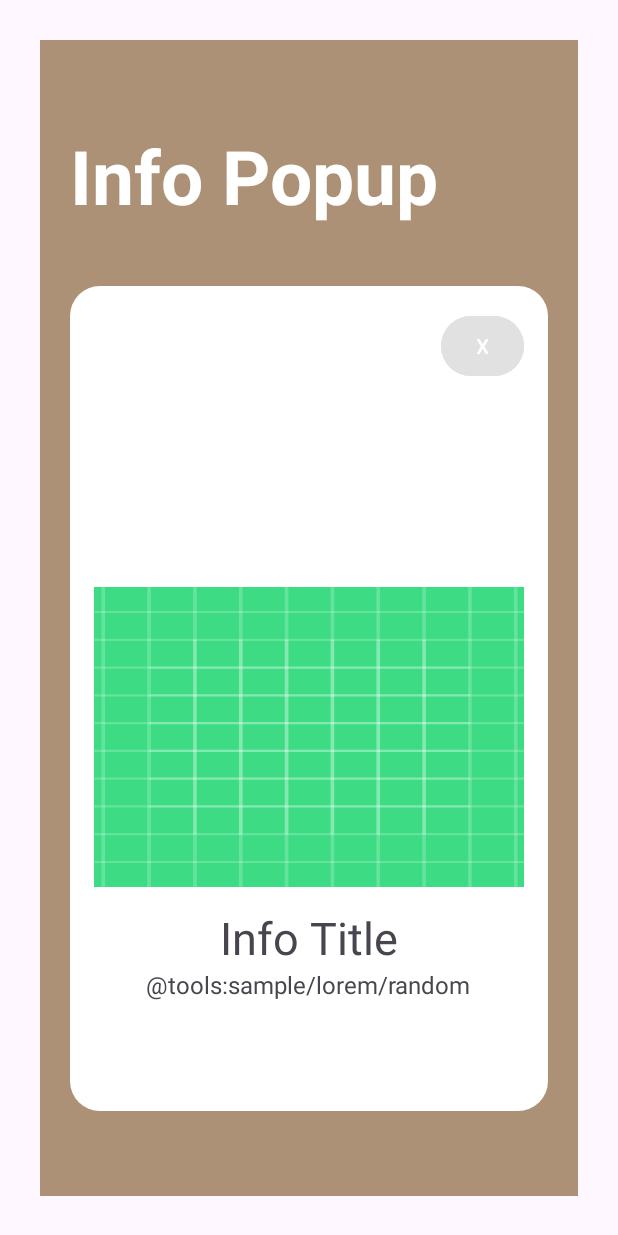
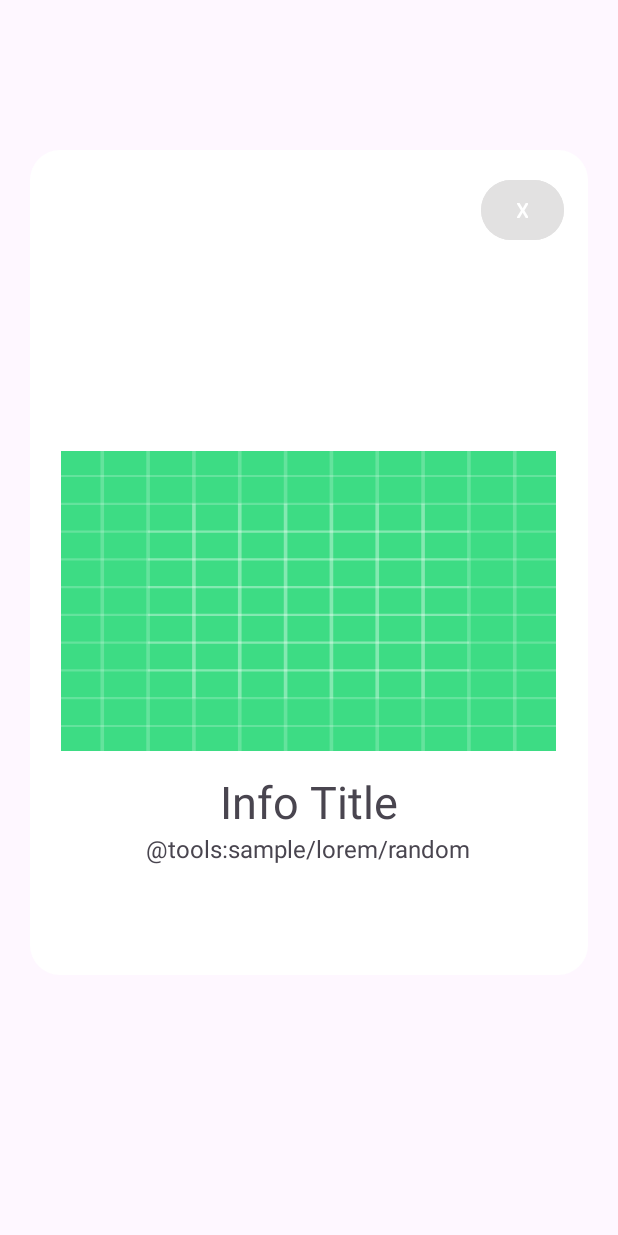
Before and after one commit to hor629/MobileSoftware, an Android app: the layout activity_info_popup.xml on its own in the app's theme, with its tools: preview values and no code run, on a phone screen of 412 x 824 dp. Run offline under Robolectric (Android 15) with nearby library versions, the light colour scheme and no system bars.

Commit message:
Feat: info 팝업,map 오류 수정 레이아웃

```diff
--- a/app/build.gradle.kts
+++ b/app/build.gradle.kts
@@ -56,4 +56,8 @@ dependencies {
     testImplementation("junit:junit:4.13.2")
     androidTestImplementation("androidx.test.ext:junit:1.1.5")
     androidTestImplementation("androidx.test.espresso:espresso-core:3.5.1")
+//    Glide
+    implementation ("com.github.bumptech.glide:glide:4.12.0")
+    annotationProcessor ("com.github.bumptech.glide:compiler:4.12.0")
+
 }
--- a/app/src/main/AndroidManifest.xml
+++ b/app/src/main/AndroidManifest.xml
@@ -12,7 +12,7 @@
         android:supportsRtl="true"
         android:theme="@style/Theme.CoffeeDairy"
         tools:targetApi="31">
-<!--        Google API-->
+        <!-- Google API-->
         <uses-library android:name="org.apache.http.legacy" android:required="false"/>
         <meta-data android:name="com.google.android.maps.v2.API_KEY"
             android:value="AIzaSyCsP0Bel3OHSwPu7NwSkFPrJQLSCMhNdMg"/>
@@ -36,7 +36,11 @@
                 <category android:name="android.intent.category.LAUNCHER" />
             </intent-filter>
         </activity>
+<!--        &lt;!&ndash; Info Popup Activity &ndash;&gt;-->
+<!--        <activity android:name=".PopupActivity" android:theme="@android:style/Theme.Dialog" />-->
     </application>
+
+    <!--Google Map Permisson-->
     <uses-permission android:name="android.permission.ACCESS_COARSE_LOCATION" />
     <uses-permission android:name="android.permission.ACCESS_FINE_LOCATION" />
 </manifest>
--- a/app/src/main/res/layout/activity_info.xml
+++ b/app/src/main/res/layout/activity_info.xml
@@ -45,7 +45,7 @@
     <androidx.recyclerview.widget.RecyclerView
         android:id="@+id/infoRecyclerView"
         android:layout_width="match_parent"
-        android:layout_height="wrap_content"
+        android:layout_height="match_parent"
         android:orientation="vertical"/>
 
 </LinearLayout>
--- a/app/src/main/res/layout/activity_info_popup.xml
+++ b/app/src/main/res/layout/activity_info_popup.xml
@@ -1,32 +1,15 @@
 <?xml version="1.0" encoding="utf-8"?>
 <LinearLayout xmlns:android="http://schemas.android.com/apk/res/android"
     xmlns:tools="http://schemas.android.com/tools"
+    android:id="@+id/topLayout"
     android:layout_width="match_parent"
-    android:layout_height="match_parent"
+    android:layout_height="550dp"
     android:orientation="vertical"
-    android:gravity="center"
-    android:layout_margin="40px"
-    android:background="@color/main">
-
-    <TextView
-            android:id="@+id/InfoTitle"
-            android:layout_width="match_parent"
-            android:layout_height="wrap_content"
-            android:text="Info Popup"
-            android:textColor="#ffffff"
-            android:textSize="50dp"
-            android:textStyle="bold"
-            android:layout_margin="20dp"/>
-
-    <!-- Additional Layout for Cafe Information and Search -->
-    <LinearLayout
-        android:id="@+id/topLayout"
-        android:layout_width="match_parent"
-        android:layout_height="550dp"
-        android:orientation="vertical"
-        android:background="@drawable/radius"
-        android:padding="16dp"
-        android:layout_margin="20dp">
+    android:background="@drawable/radius"
+    android:padding="16dp"
+    android:layout_marginLeft="20dp"
+    android:layout_marginRight="20dp"
+    android:layout_marginTop="100dp">
 
         <!-- Button to View Info Details -->
         <LinearLayout
@@ -76,5 +59,4 @@
             android:maxLines="15"
             android:textSize="16sp"/>
     </LinearLayout>
-    </LinearLayout>
 </LinearLayout>
--- a/app/src/main/res/layout/activity_mypage.xml
+++ b/app/src/main/res/layout/activity_mypage.xml
@@ -78,7 +78,7 @@
                             android:textSize="30sp"
                             android:textStyle="bold"/>
 
-                        <TextView
+                        <EditText
                             android:id="@+id/MyTag"
                             android:layout_width="wrap_content"
                             android:layout_height="wrap_content"
--- a/app/src/main/res/layout/item_info_recyclerview.xml
+++ b/app/src/main/res/layout/item_info_recyclerview.xml
@@ -29,7 +29,7 @@
         android:textSize="24sp" />
 
     <TextView
-        android:id="@+id/cafeInfoContent"
+        android:id="@+id/cafeInfoOverview"
         android:layout_width="wrap_content"
         android:layout_height="wrap_content"
         android:text="@tools:sample/lorem/random"
```
Also changed, not shown: app/src/main/java/com/example/coffeedairy/InfoAdapter.kt (+50 -4 lines), app/src/main/java/com/example/coffeedairy/InfoFragment.kt (+41 -9 lines), app/src/main/java/com/example/coffeedairy/MyPageFragment.kt (+13 -0 lines), app/src/main/res/raw/info_dummy.json (+12 -238 lines), app/src/main/res/layout/activity_map.xml (line endings or trailing spaces), build.gradle.kts (line endings or trailing spaces).
